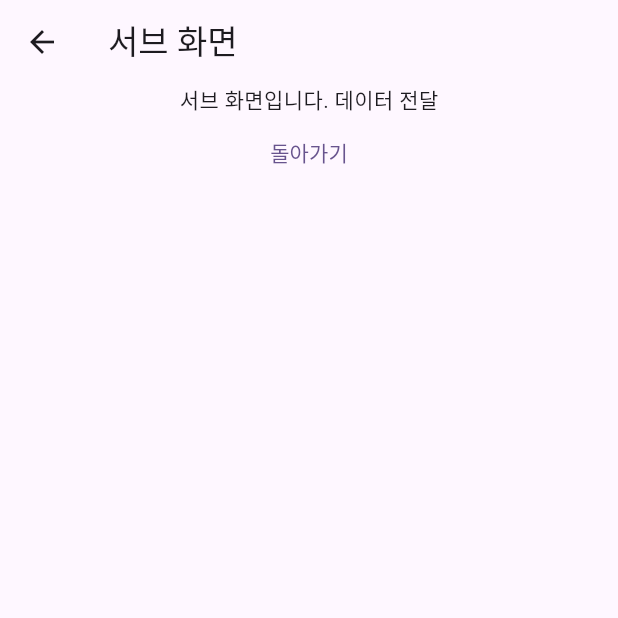
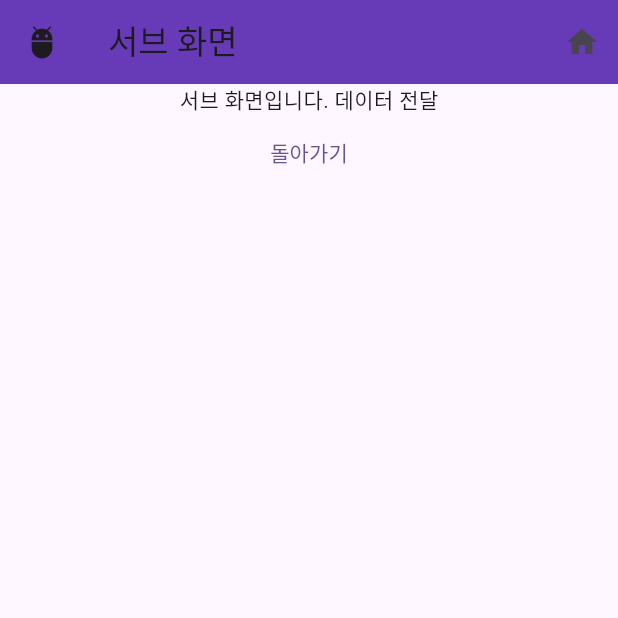
Before and after one commit to Daco2020/flutter-practice2, a Flutter app: the screen it shows after launch, after a tap on "서브 화면으로 이동", on a phone screen of 412 x 824 dp, the top half of it. Run offline on Flutter 3.47's test engine with Material 3 defaults, Android fonts, the phone set to English and light mode, and no system bars.

Commit message:
feat: AppBar 사용법 심화

```diff
--- a/lib/main.dart
+++ b/lib/main.dart
@@ -14,6 +14,7 @@ class MyApp extends StatelessWidget {
   @override
   Widget build(BuildContext context) {
     return MaterialApp(
+      debugShowCheckedModeBanner: false, // 디버그 배너 제거
       title: 'Flutter Demo',
       initialRoute: '/',
       routes: {
--- a/lib/screen/sub_screen.dart
+++ b/lib/screen/sub_screen.dart
@@ -10,7 +10,24 @@ class SubScreen extends StatelessWidget {
   Widget build(BuildContext context) {
     return Scaffold(
       appBar: AppBar(
+        automaticallyImplyLeading: false,
+        backgroundColor: Colors.deepPurple,
         title: const Text('서브 화면'),
+        leading: IconButton(
+          // leading 은 앱바의 왼쪽에 위치하는 위젯
+          onPressed: () {
+            Navigator.pop(context);
+          },
+          icon: const Icon(Icons.adb_rounded),
+        ),
+        actions: [
+          // actions 는 앱바의 오른쪽에 위치하는 위젯
+          IconButton(
+              onPressed: () {
+                Navigator.pushNamed(context, '/main');
+              },
+              icon: const Icon(Icons.home))
+        ],
       ),
       body: Column(
         children: [
```
